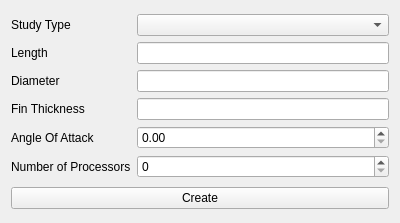
Old version of the form Resources/ui/DialogCFD.ui in the repository davesrocketshop/Rocket.
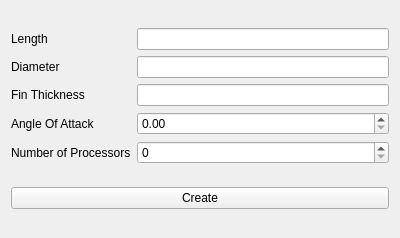
New version of the form. Custom widgets are drawn as their Qt base class.

Commit message: CFD Dialog cleanup

What changed in the file:
```diff
--- a/Resources/ui/DialogCFD.ui
+++ b/Resources/ui/DialogCFD.ui
@@ -7,7 +7,7 @@
     <x>0</x>
     <y>0</y>
     <width>400</width>
-    <height>223</height>
+    <height>238</height>
    </rect>
   </property>
   <property name="windowTitle">
@@ -16,80 +16,54 @@
   <layout class="QVBoxLayout" name="verticalLayout">
    <item>
     <layout class="QGridLayout" name="gridLayout_2">
-     <item row="3" column="1">
+     <item row="2" column="1">
       <widget class="Gui::InputField" name="inputFinThickness">
+       <property name="toolTip">
+        <string>Thickness of the smallest fin</string>
+       </property>
+       <property name="readOnly">
+        <bool>true</bool>
+       </property>
        <property name="unit" stdset="0">
         <string notr="true"/>
        </property>
       </widget>
      </item>
-     <item row="5" column="0">
+     <item row="4" column="0">
       <widget class="QLabel" name="label_5">
        <property name="text">
         <string>Number of Processors</string>
        </property>
       </widget>
      </item>
-     <item row="5" column="1">
+     <item row="0" column="1">
+      <widget class="Gui::InputField" name="inputLength">
+       <property name="toolTip">
+        <string>Rocket length</string>
+       </property>
+       <property name="readOnly">
+        <bool>true</bool>
+       </property>
+       <property name="unit" stdset="0">
+        <string notr="true"/>
+       </property>
+      </widget>
+     </item>
+     <item row="4" column="1">
       <widget class="Gui::IntSpinBox" name="spinNproc">
        <property name="maximum">
         <number>9999</number>
        </property>
       </widget>
      </item>
-     <item row="3" column="0">
-      <widget class="QLabel" name="label_4">
-       <property name="text">
-        <string>Fin Thickness</string>
-       </property>
-      </widget>
-     </item>
-     <item row="2" column="1">
-      <widget class="Gui::InputField" name="inputDiameter">
-       <property name="unit" stdset="0">
-        <string notr="true"/>
-       </property>
-      </widget>
-     </item>
-     <item row="1" column="1">
-      <widget class="Gui::InputField" name="inputLength">
-       <property name="unit" stdset="0">
-        <string notr="true"/>
-       </property>
-      </widget>
-     </item>
-     <item row="2" column="0">
+     <item row="1" column="0">
       <widget class="QLabel" name="label_3">
        <property name="text">
         <string>Diameter</string>
        </property>
       </widget>
      </item>
-     <item row="0" column="1">
-      <widget class="QComboBox" name="comboStudy"/>
-     </item>
-     <item row="0" column="0">
-      <widget class="QLabel" name="label">
-       <property name="text">
-        <string>Study Type</string>
-       </property>
-      </widget>
-     </item>
-     <item row="1" column="0">
-      <widget class="QLabel" name="label_2">
-       <property name="text">
-        <string>Length</string>
-       </property>
-      </widget>
-     </item>
-     <item row="4" column="0">
-      <widget class="QLabel" name="label_6">
-       <property name="text">
-        <string>Angle Of Attack</string>
-       </property>
-      </widget>
-     </item>
-     <item row="4" column="1">
+     <item row="3" column="1">
       <widget class="Gui::DoubleSpinBox" name="spinAOA">
        <property name="minimum">
         <double>0.000000000000000</double>
@@ -99,6 +73,40 @@
        </property>
       </widget>
      </item>
+     <item row="3" column="0">
+      <widget class="QLabel" name="label_6">
+       <property name="text">
+        <string>Angle Of Attack</string>
+       </property>
+      </widget>
+     </item>
+     <item row="1" column="1">
+      <widget class="Gui::InputField" name="inputDiameter">
+       <property name="toolTip">
+        <string>Main body diameter</string>
+       </property>
+       <property name="readOnly">
+        <bool>true</bool>
+       </property>
+       <property name="unit" stdset="0">
+        <string notr="true"/>
+       </property>
+      </widget>
+     </item>
+     <item row="0" column="0">
+      <widget class="QLabel" name="label_2">
+       <property name="text">
+        <string>Length</string>
+       </property>
+      </widget>
+     </item>
+     <item row="2" column="0">
+      <widget class="QLabel" name="label_4">
+       <property name="text">
+        <string>Fin Thickness</string>
+       </property>
+      </widget>
+     </item>
     </layout>
    </item>
    <item>
```
Left out of the diff: 6 changed lines with no effect on the pictures. The commit also changes 3 other files.
